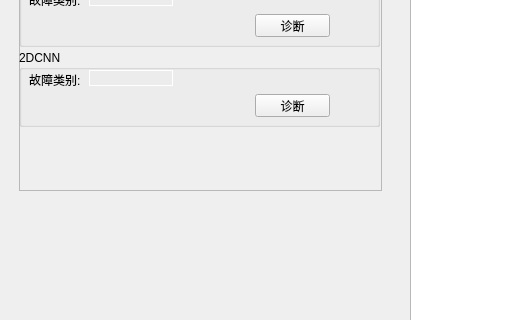
First picture: the form in pyQt/ui/mainWindow.ui, repository YYD1319/fault_diagnosis_for_CRWU, before the edit; both pictures show x 0 to 521 and y 241 to 561 of the 1048 by 811 pixel window.
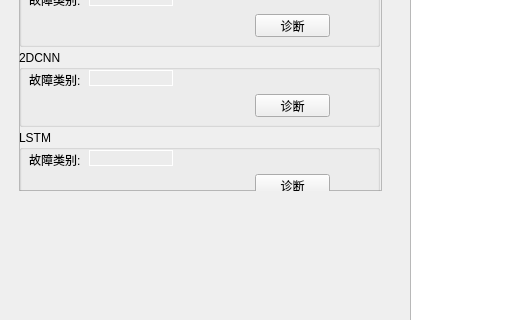
Second picture: the form after the edit.

```diff
--- a/pyQt/ui/mainWindow.ui
+++ b/pyQt/ui/mainWindow.ui
@@ -1288,6 +1288,73 @@
           </property>
          </widget>
         </widget>
+        <widget class="QGroupBox" name="groupBox_9">
+         <property name="geometry">
+          <rect>
+           <x>0</x>
+           <y>160</y>
+           <width>361</width>
+           <height>77</height>
+          </rect>
+         </property>
+         <property name="title">
+          <string>LSTM</string>
+         </property>
+         <widget class="QPushButton" name="pushButton_predict_LSTM">
+          <property name="geometry">
+           <rect>
+            <x>236</x>
+            <y>44</y>
+            <width>75</width>
+            <height>23</height>
+           </rect>
+          </property>
+          <property name="sizePolicy">
+           <sizepolicy hsizetype="Maximum" vsizetype="Fixed">
+            <horstretch>0</horstretch>
+            <verstretch>0</verstretch>
+           </sizepolicy>
+          </property>
+          <property name="text">
+           <string>诊断</string>
+          </property>
+         </widget>
+         <widget class="QLabel" name="label_predict_LSTM">
+          <property name="geometry">
+           <rect>
+            <x>70</x>
+            <y>20</y>
+            <width>84</width>
+            <height>16</height>
+           </rect>
+          </property>
+          <property name="sizePolicy">
+           <sizepolicy hsizetype="Maximum" vsizetype="Preferred">
+            <horstretch>0</horstretch>
+            <verstretch>0</verstretch>
+           </sizepolicy>
+          </property>
+          <property name="styleSheet">
+           <string notr="true">border: 1px solid white;</string>
+          </property>
+          <property name="text">
+           <string/>
+          </property>
+         </widget>
+         <widget class="QLabel" name="label_9">
+          <property name="geometry">
+           <rect>
+            <x>10</x>
+            <y>22</y>
+            <width>54</width>
+            <height>16</height>
+           </rect>
+          </property>
+          <property name="text">
+           <string>故障类别:</string>
+          </property>
+         </widget>
+        </widget>
        </widget>
       </item>
      </layout>
```
Left out of the diff: 16 changed lines with no effect on the pictures.
